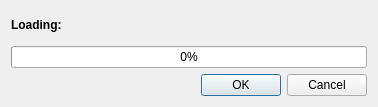
Qt form loadscreen.ui (jesper/trippy) before a commit.
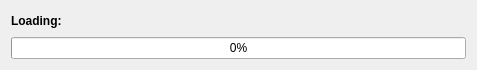
The same form after that commit.

What changed in the file:
```diff
--- a/loadscreen.ui
+++ b/loadscreen.ui
@@ -5,8 +5,8 @@
    <rect>
     <x>0</x>
     <y>0</y>
-    <width>378</width>
-    <height>107</height>
+    <width>477</width>
+    <height>69</height>
    </rect>
   </property>
   <property name="windowTitle" >
@@ -36,7 +36,7 @@
        </property>
        <property name="sizeHint" stdset="0" >
         <size>
-         <width>40</width>
+         <width>20</width>
          <height>20</height>
         </size>
        </property>
@@ -51,30 +51,6 @@
      </property>
     </widget>
    </item>
-   <item>
-    <layout class="QHBoxLayout" name="horizontalLayout_2" >
-     <item>
-      <spacer name="horizontalSpacer" >
-       <property name="orientation" >
-        <enum>Qt::Horizontal</enum>
-       </property>
-       <property name="sizeHint" stdset="0" >
-        <size>
-         <width>40</width>
-         <height>20</height>
-        </size>
-       </property>
-      </spacer>
-     </item>
-     <item>
-      <widget class="QDialogButtonBox" name="buttonBox" >
-       <property name="standardButtons" >
-        <set>QDialogButtonBox::Cancel|QDialogButtonBox::Ok</set>
-       </property>
-      </widget>
-     </item>
-    </layout>
-   </item>
   </layout>
  </widget>
  <resources/>
```
Left out of the diff: 2 changed lines with no effect on the pictures.
